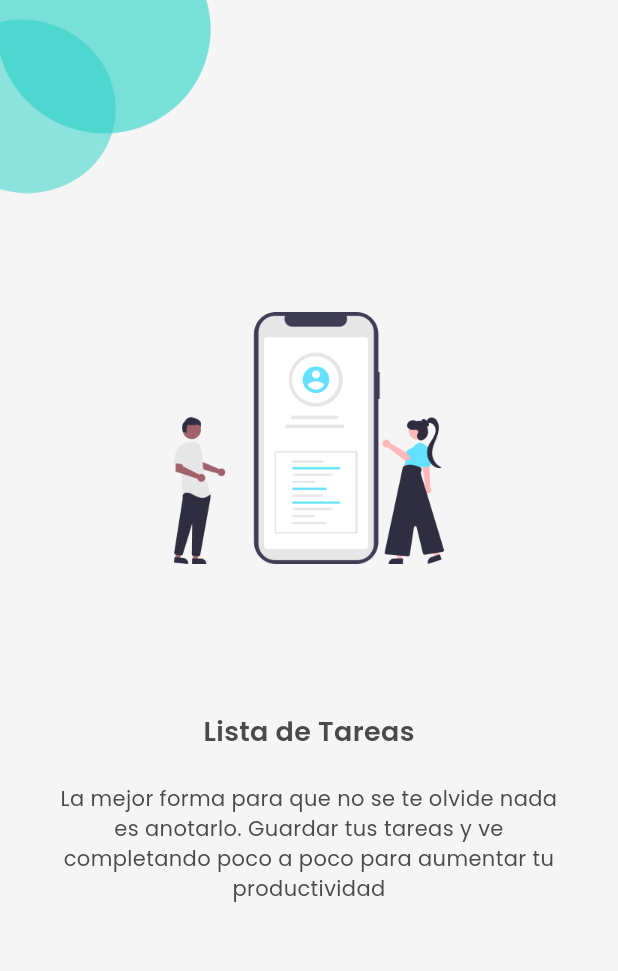
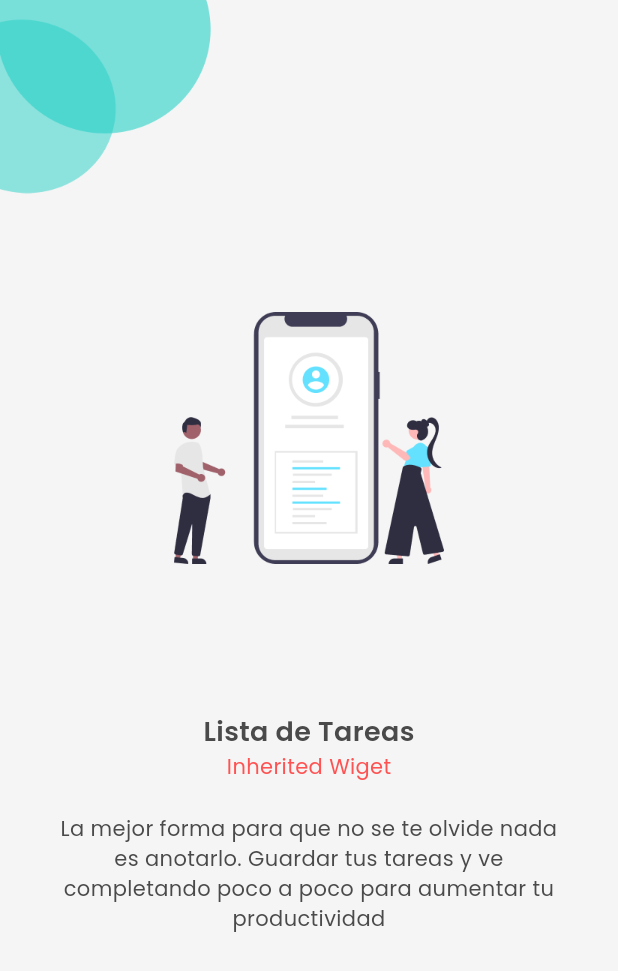
Before and after one commit to Sonyei888/lista_tareas, a Flutter app: the screen it shows after launch, on a phone screen of 412 x 824 dp. Shown: the top 971 px of the screen. Run offline on Flutter 3.47's test engine with Material 3 defaults, Android fonts, the phone set to English and light mode, and no system bars; our stand-ins replace shared_preferences.

Commit message:
Inherited widgets

```diff
--- a/lib/app/app.dart
+++ b/lib/app/app.dart
@@ -1,5 +1,6 @@
 import 'package:flutter/material.dart';
 import 'package:lista_tareas/app/view/home/home_psge.dart';
+import 'package:lista_tareas/app/view/home/inherited_widgets.dart';
 import 'package:lista_tareas/app/view/splash/splash_page.dart';
 import 'package:lista_tareas/app/view/task_list/task_list_page.dart';
 
@@ -12,7 +13,9 @@ class MyApp extends StatelessWidget {
     const textcolor = Color(0xff4A4A4A);
     const backgroundColor = Color(0xFFF5F5F5);
 
-    return MaterialApp(
+    return SpecialColor(
+      color: Colors.redAccent,
+      child: MaterialApp(
         title: 'Flutter Demo',
         debugShowCheckedModeBanner: false,
         theme: ThemeData(
@@ -43,6 +46,7 @@ class MyApp extends StatelessWidget {
           ),
         ),
         home: SplashPage(),
+      ),
     );
   }
 }
--- /dev/null
+++ b/lib/app/view/home/inherited_widgets.dart
@@ -0,0 +1,19 @@
+import 'package:flutter/cupertino.dart';
+
+class SpecialColor extends InheritedWidget{
+  const SpecialColor({Key? key, required Widget child, required this.color}) : super(key: key, child: child);
+
+  final Color color;
+
+  static SpecialColor of(BuildContext context){
+    final result = context.dependOnInheritedWidgetOfExactType<SpecialColor>();
+    if(result == null) throw Exception('SpecialColor not foumd');
+    return result;
+  }
+
+  @override
+  bool updateShouldNotify(SpecialColor oldWidget) {
+    return oldWidget.color != color;
+  }
+
+}
--- a/lib/app/view/splash/splash_page.dart
+++ b/lib/app/view/splash/splash_page.dart
@@ -1,6 +1,7 @@
 import 'package:flutter/material.dart';
 import 'package:lista_tareas/app/view/components/h1.dart';
 import 'package:lista_tareas/app/view/components/shape.dart';
+import 'package:lista_tareas/app/view/home/inherited_widgets.dart';
 import 'package:lista_tareas/app/view/task_list/task_list_page.dart';
 
 class SplashPage extends StatelessWidget{
@@ -21,6 +22,9 @@ class SplashPage extends StatelessWidget{
           ),
           const SizedBox(height: 99),
           const H1('Lista de Tareas'),
+          Text('Inherited Wiget', style: TextStyle(
+            color: SpecialColor.of(context).color,
+          ),),
           const SizedBox(height: 21),
           GestureDetector(
             onTap: (){
```
Also changed, not shown: lib/app/view/home/inherited_widgets_b.dart (added), lib/app/view/home/state_dif.dart (added). Lines whose indentation alone changed are shown as unchanged.
